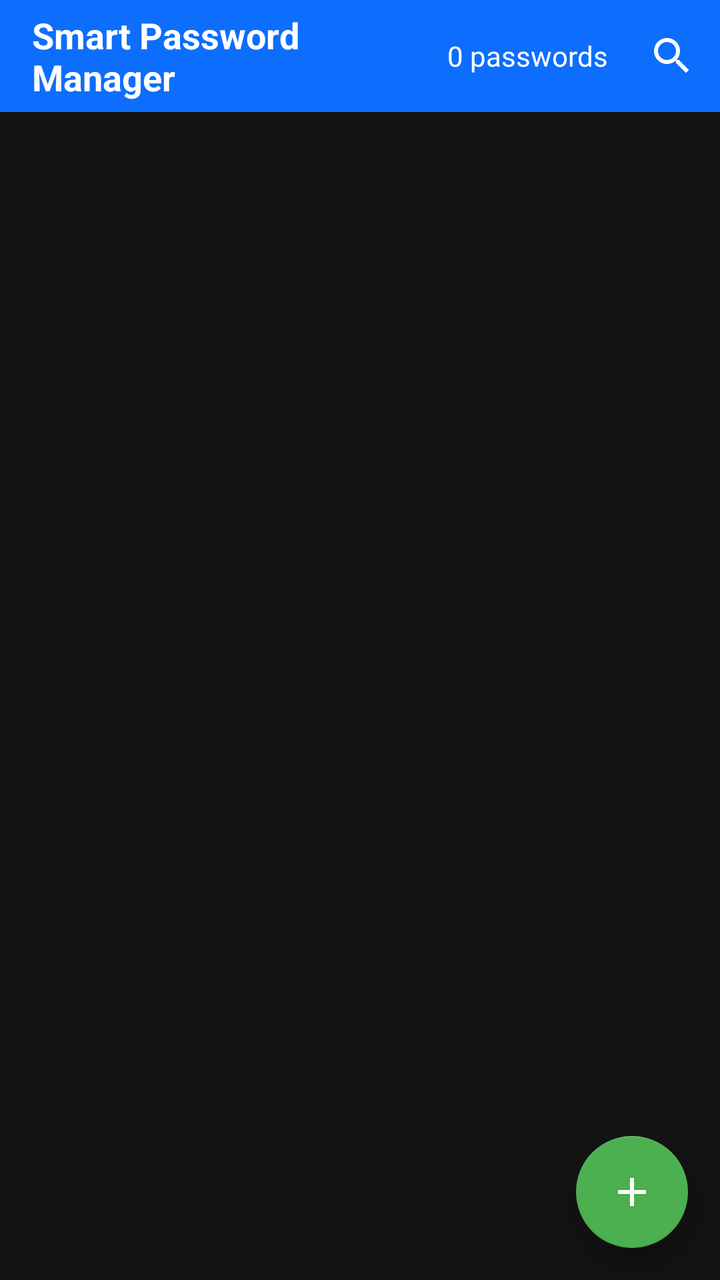
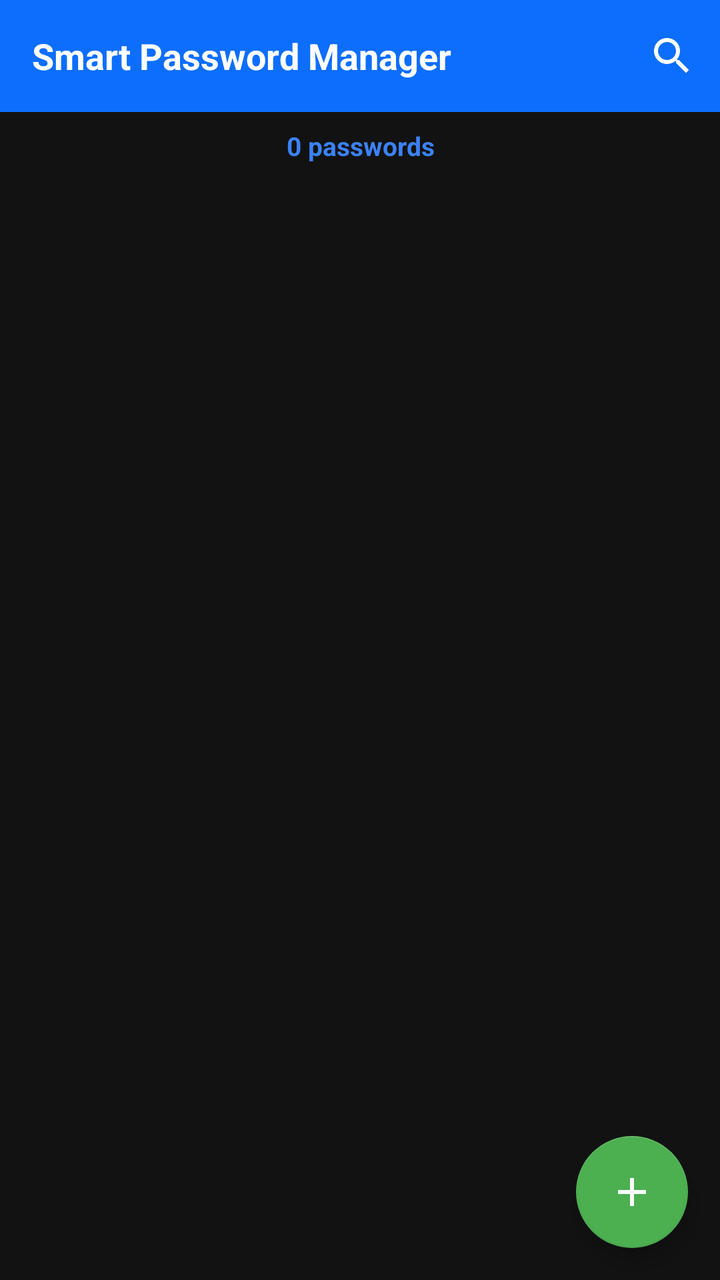

An Android layout rendered at two revisions. The XML below is the earlier revision; the diff shows what the commit changed to produce the second picture.
<!-- AndroidManifest.xml: application theme Theme.SmartPasswordManager -->
<!-- res/layout/activity_main.xml -->
<?xml version="1.0" encoding="utf-8"?>
<androidx.drawerlayout.widget.DrawerLayout xmlns:android="http://schemas.android.com/apk/res/android"
    xmlns:app="http://schemas.android.com/apk/res-auto"
    android:id="@+id/drawerLayout"
    android:layout_width="match_parent"
    android:layout_height="match_parent">

    <androidx.coordinatorlayout.widget.CoordinatorLayout
        android:layout_width="match_parent"
        android:layout_height="match_parent">

        <com.google.android.material.appbar.AppBarLayout
            android:layout_width="match_parent"
            android:layout_height="wrap_content"
            app:elevation="0dp">

            <com.google.android.material.appbar.MaterialToolbar
                android:id="@+id/toolbar"
                android:layout_width="match_parent"
                android:layout_height="?attr/actionBarSize"
                android:background="@color/primary_blue"
                app:titleTextColor="@color/white">

                <LinearLayout
                    android:layout_width="match_parent"
                    android:layout_height="wrap_content"
                    android:orientation="horizontal"
                    android:gravity="center_vertical">

                    <TextView
                        android:layout_width="0dp"
                        android:layout_height="wrap_content"
                        android:layout_weight="1"
                        android:text="Smart Password Manager"
                        android:textColor="@color/white"
                        android:textSize="18sp"
                        android:textStyle="bold" />

                    <TextView
                        android:id="@+id/serviceCountText"
                        android:layout_width="wrap_content"
                        android:layout_height="wrap_content"
                        android:text="0 passwords"
                        android:textColor="@color/white"
                        android:textSize="14sp"
                        android:layout_marginEnd="8dp" />

                    <ImageView
                        android:id="@+id/searchButton"
                        android:layout_width="48dp"
                        android:layout_height="48dp"
                        android:src="@drawable/ic_search"
                        android:padding="12dp"
                        android:background="?attr/selectableItemBackgroundBorderless" />

                </LinearLayout>

            </com.google.android.material.appbar.MaterialToolbar>

            <com.google.android.material.card.MaterialCardView
                android:id="@+id/searchBar"
                android:layout_width="match_parent"
                android:layout_height="wrap_content"
                android:layout_margin="8dp"
                app:cardCornerRadius="8dp"
                app:cardElevation="2dp"
                android:visibility="gone">

                <LinearLayout
                    android:layout_width="match_parent"
                    android:layout_height="wrap_content"
                    android:orientation="horizontal"
                    android:padding="8dp">

                    <ImageView
                        android:layout_width="24dp"
                        android:layout_height="24dp"
                        android:layout_gravity="center_vertical"
                        android:src="@drawable/ic_search"
                        android:layout_marginEnd="8dp" />

                    <EditText
                        android:id="@+id/searchInput"
                        android:layout_width="0dp"
                        android:layout_height="wrap_content"
                        android:layout_weight="1"
                        android:hint="Search passwords..."
                        android:inputType="text"
                        android:imeOptions="actionSearch"
                        android:background="@android:color/transparent"
                        android:textSize="14sp"
                        android:textColor="@color/white"
                        android:textColorHint="@color/white_70" />

                    <ImageView
                        android:id="@+id/closeSearchButton"
                        android:layout_width="24dp"
                        android:layout_height="24dp"
                        android:layout_gravity="center_vertical"
                        android:src="@drawable/ic_close"
                        android:layout_marginStart="8dp" />

                </LinearLayout>

            </com.google.android.material.card.MaterialCardView>

        </com.google.android.material.appbar.AppBarLayout>

        <FrameLayout
            android:layout_width="match_parent"
            android:layout_height="match_parent"
            app:layout_behavior="@string/appbar_scrolling_view_behavior">

            <androidx.recyclerview.widget.RecyclerView
                android:id="@+id/recyclerView"
                android:layout_width="match_parent"
                android:layout_height="match_parent"
                android:padding="8dp"
                android:clipToPadding="false" />

            <TextView
                android:id="@+id/emptyStateText"
                android:layout_width="match_parent"
                android:layout_height="match_parent"
                android:gravity="center"
                android:text="No passwords yet.\nTap + to add your first password"
                android:textSize="16sp"
                android:visibility="gone"
                android:fontFamily="sans-serif-light" />

        </FrameLayout>

        <com.google.android.material.floatingactionbutton.FloatingActionButton
            android:id="@+id/fabAdd"
            android:layout_width="wrap_content"
            android:layout_height="wrap_content"
            android:layout_gravity="bottom|end"
            android:layout_margin="16dp"
            android:src="@drawable/ic_add_24"
            app:backgroundTint="#4CAF50"
            app:tint="@color/white"
            app:fabSize="normal" />

    </androidx.coordinatorlayout.widget.CoordinatorLayout>

    <com.google.android.material.navigation.NavigationView
        android:id="@+id/navigationView"
        android:layout_width="wrap_content"
        android:layout_height="match_parent"
        android:layout_gravity="start"
        android:fitsSystemWindows="true"
        app:headerLayout="@layout/nav_header"
        app:menu="@menu/drawer_menu" />

</androidx.drawerlayout.widget.DrawerLayout>
<!-- res/layout/nav_header.xml (included above) -->
<?xml version="1.0" encoding="utf-8"?>
<LinearLayout xmlns:android="http://schemas.android.com/apk/res/android"
    android:layout_width="match_parent"
    android:layout_height="wrap_content"
    android:orientation="vertical"
    android:background="@color/primary_blue"
    android:padding="24dp"
    android:paddingTop="48dp">

    <TextView
        android:layout_width="wrap_content"
        android:layout_height="wrap_content"
        android:text="Smart Password Manager"
        android:textSize="18sp"
        android:textStyle="bold"
        android:textColor="@color/white" />

    <TextView
        android:layout_width="wrap_content"
        android:layout_height="wrap_content"
        android:text="Menu"
        android:textSize="13sp"
        android:textColor="@color/white"
        android:alpha="0.7"
        android:layout_marginTop="4dp" />

</LinearLayout>
<!-- resources referenced by this layout -->
<resources>
  <color name="primary_blue">#0d6efd</color>
  <color name="white">#ffffff</color>
  <color name="white_70">#B3FFFFFF</color>
  <!-- drawable ic_add_24 (drawable) -->
  <vector xmlns:android="http://schemas.android.com/apk/res/android"
      android:width="24dp"
      android:height="24dp"
      android:viewportWidth="24"
      android:viewportHeight="24">
      <path
          android:fillColor="@android:color/white"
          android:pathData="M19,13h-6v6h-2v-6H5v-2h6V5h2v6h6v2z"/>
  </vector>
  <!-- drawable ic_close (drawable) -->
  <vector xmlns:android="http://schemas.android.com/apk/res/android"
      android:width="24dp"
      android:height="24dp"
      android:viewportWidth="24"
      android:viewportHeight="24">
      <path
          android:fillColor="@color/white"
          android:pathData="M19,6.41L17.59,5 12,10.59 6.41,5 5,6.41 10.59,12 5,17.59 6.41,19 12,13.41 17.59,19 19,17.59 13.41,12z"/>
  </vector>
  <!-- drawable ic_search (drawable) -->
  <vector xmlns:android="http://schemas.android.com/apk/res/android"
      android:width="24dp"
      android:height="24dp"
      android:viewportWidth="24"
      android:viewportHeight="24">
      <path
          android:fillColor="@android:color/white"
          android:pathData="M15.5,14h-0.79l-0.28,-0.27C15.41,12.59 16,11.11 16,9.5 16,5.91 13.09,3 9.5,3S3,5.91 3,9.5 5.91,16 9.5,16c1.61,0 3.09,-0.59 4.23,-1.57l0.27,0.28v0.79l5,4.99L20.49,19l-4.99,-5zM9.5,14C7.01,14 5,11.99 5,9.5S7.01,5 9.5,5 14,7.01 14,9.5 11.99,14 9.5,14z"/>
  </vector>
  <style name="Theme.SmartPasswordManager" parent="Theme.MaterialComponents.DayNight.NoActionBar">
          <item name="colorPrimary">@color/primary_blue</item>
          <item name="colorPrimaryVariant">@color/primary_blue_dark</item>
          <item name="colorOnPrimary">@color/white</item>
          <item name="colorSecondary">@color/primary_blue_light</item>
          <item name="colorOnSecondary">@color/white</item>
          <item name="android:colorBackground">@color/dark_background</item>
          <item name="colorSurface">@color/dark_surface</item>
          <item name="colorOnSurface">@color/white</item>
          <item name="materialAlertDialogTheme">@style/ThemeOverlay.MaterialComponents.MaterialAlertDialog</item>
      </style>
  <color name="primary_blue_dark">#0a58ca</color>
  <color name="primary_blue_light">#3b82f6</color>
  <color name="dark_background">#121212</color>
  <color name="dark_surface">#1e1e1e</color>
  <style name="ThemeOverlay.MaterialComponents.MaterialAlertDialog" parent="ThemeOverlay.MaterialComponents.MaterialAlertDialog" tools:ignore="PrivateResource,ResourceCycle">
          <item name="colorPrimary">@color/primary_blue</item>
          <item name="colorOnSurface">@color/white</item>
          <item name="colorSurface">@color/dark_surface</item>
      </style>
</resources>

<!-- the commit's change to res/layout/activity_main.xml (unified diff, before → after) -->
@@ -35,15 +35,6 @@
                         android:textColor="@color/white"
                         android:textSize="18sp"
                         android:textStyle="bold" />
-
-                    <TextView
-                        android:id="@+id/serviceCountText"
-                        android:layout_width="wrap_content"
-                        android:layout_height="wrap_content"
-                        android:text="0 passwords"
-                        android:textColor="@color/white"
-                        android:textSize="14sp"
-                        android:layout_marginEnd="8dp" />
 
                     <ImageView
                         android:id="@+id/searchButton"
@@ -106,29 +97,50 @@
 
         </com.google.android.material.appbar.AppBarLayout>
 
-        <FrameLayout
+        <LinearLayout
             android:layout_width="match_parent"
             android:layout_height="match_parent"
+            android:orientation="vertical"
             app:layout_behavior="@string/appbar_scrolling_view_behavior">
 
-            <androidx.recyclerview.widget.RecyclerView
-                android:id="@+id/recyclerView"
+            <TextView
+                android:id="@+id/serviceCountText"
                 android:layout_width="match_parent"
-                android:layout_height="match_parent"
-                android:padding="8dp"
-                android:clipToPadding="false" />
+                android:layout_height="wrap_content"
+                android:paddingStart="16dp"
+                android:paddingEnd="16dp"
+                android:paddingTop="8dp"
+                android:paddingBottom="4dp"
+                android:text="0 passwords"
+                android:textColor="@color/primary_blue_light"
+                android:textSize="13sp"
+                android:textStyle="bold"
+                android:gravity="center" />
 
-            <TextView
-                android:id="@+id/emptyStateText"
+            <FrameLayout
                 android:layout_width="match_parent"
-                android:layout_height="match_parent"
-                android:gravity="center"
-                android:text="No passwords yet.\nTap + to add your first password"
-                android:textSize="16sp"
-                android:visibility="gone"
-                android:fontFamily="sans-serif-light" />
+                android:layout_height="match_parent">
 
-        </FrameLayout>
+                <androidx.recyclerview.widget.RecyclerView
+                    android:id="@+id/recyclerView"
+                    android:layout_width="match_parent"
+                    android:layout_height="match_parent"
+                    android:padding="8dp"
+                    android:clipToPadding="false" />
+
+                <TextView
+                    android:id="@+id/emptyStateText"
+                    android:layout_width="match_parent"
+                    android:layout_height="match_parent"
+                    android:gravity="center"
+                    android:text="No passwords yet.\nTap + to add your first password"
+                    android:textSize="16sp"
+                    android:visibility="gone"
+                    android:fontFamily="sans-serif-light" />
+
+            </FrameLayout>
+
+        </LinearLayout>
 
         <com.google.android.material.floatingactionbutton.FloatingActionButton
             android:id="@+id/fabAdd"
